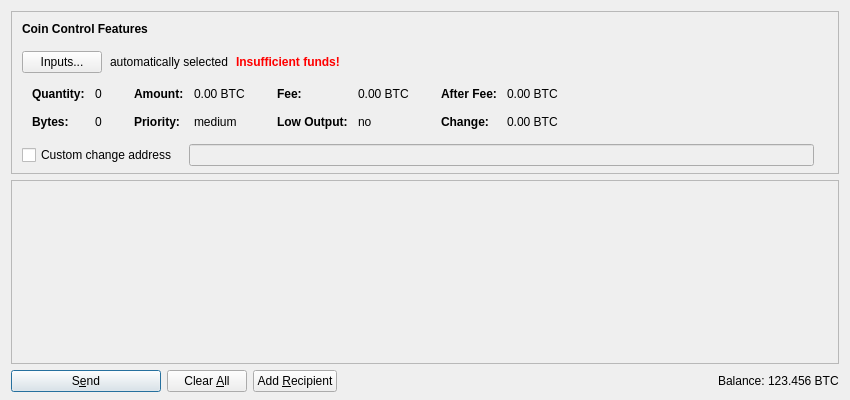
Above: src/qt/forms/sendcoinsdialog.ui from zetacoin/zetacoin before the change. Below: the same form after it.
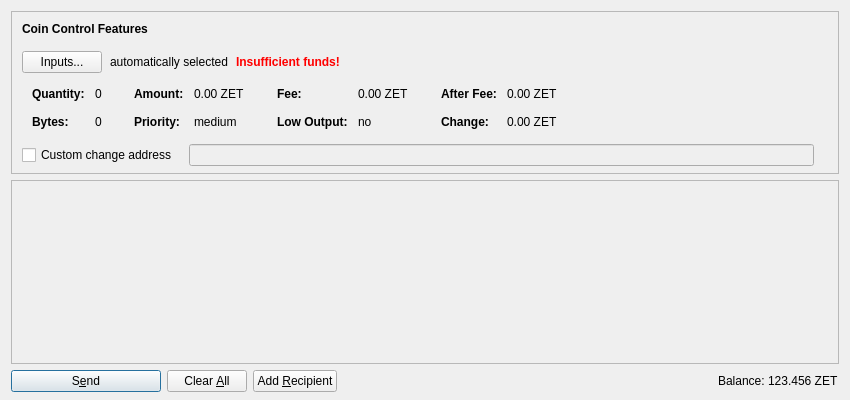
That is the form after the change. Icons and pictures are not drawn. Custom widgets are drawn as their Qt base class.

Diff of the .ui file:
```diff
--- a/src/qt/forms/sendcoinsdialog.ui
+++ b/src/qt/forms/sendcoinsdialog.ui
@@ -321,7 +321,7 @@
                   <enum>Qt::ActionsContextMenu</enum>
                  </property>
                  <property name="text">
-                  <string notr="true">0.00 BTC</string>
+                  <string notr="true">0.00 ZET</string>
                  </property>
                  <property name="textInteractionFlags">
                   <set>Qt::LinksAccessibleByMouse|Qt::TextSelectableByKeyboard|Qt::TextSelectableByMouse</set>
@@ -401,7 +401,7 @@
                   <enum>Qt::ActionsContextMenu</enum>
                  </property>
                  <property name="text">
-                  <string notr="true">0.00 BTC</string>
+                  <string notr="true">0.00 ZET</string>
                  </property>
                  <property name="textInteractionFlags">
                   <set>Qt::LinksAccessibleByMouse|Qt::TextSelectableByKeyboard|Qt::TextSelectableByMouse</set>
@@ -481,7 +481,7 @@
                   <enum>Qt::ActionsContextMenu</enum>
                  </property>
                  <property name="text">
-                  <string notr="true">0.00 BTC</string>
+                  <string notr="true">0.00 ZET</string>
                  </property>
                  <property name="textInteractionFlags">
                   <set>Qt::LinksAccessibleByMouse|Qt::TextSelectableByKeyboard|Qt::TextSelectableByMouse</set>
@@ -510,7 +510,7 @@
                   <enum>Qt::ActionsContextMenu</enum>
                  </property>
                  <property name="text">
-                  <string notr="true">0.00 BTC</string>
+                  <string notr="true">0.00 ZET</string>
                  </property>
                  <property name="textInteractionFlags">
                   <set>Qt::LinksAccessibleByMouse|Qt::TextSelectableByKeyboard|Qt::TextSelectableByMouse</set>
@@ -765,7 +765,7 @@
           <cursorShape>IBeamCursor</cursorShape>
          </property>
          <property name="text">
-          <string notr="true">123.456 BTC</string>
+          <string notr="true">123.456 ZET</string>
          </property>
          <property name="textInteractionFlags">
           <set>Qt::LinksAccessibleByMouse|Qt::TextSelectableByKeyboard|Qt::TextSelectableByMouse</set>
```
